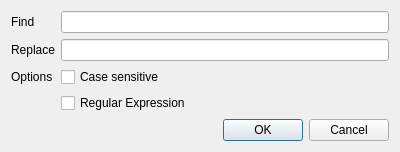
First picture: the form in nodemanager/ui/find_and_replace_dialog.ui, repository beatreichenbach/node-manager, before the edit.
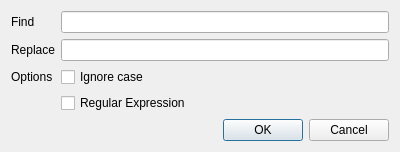
Second picture: the form after the edit.

Diff of the .ui file:
```diff
--- a/nodemanager/ui/find_and_replace_dialog.ui
+++ b/nodemanager/ui/find_and_replace_dialog.ui
@@ -46,7 +46,7 @@
      <item row="2" column="1">
       <widget class="QCheckBox" name="case_chk">
        <property name="text">
-        <string>Case sensitive</string>
+        <string>Ignore case</string>
        </property>
       </widget>
      </item>
```
